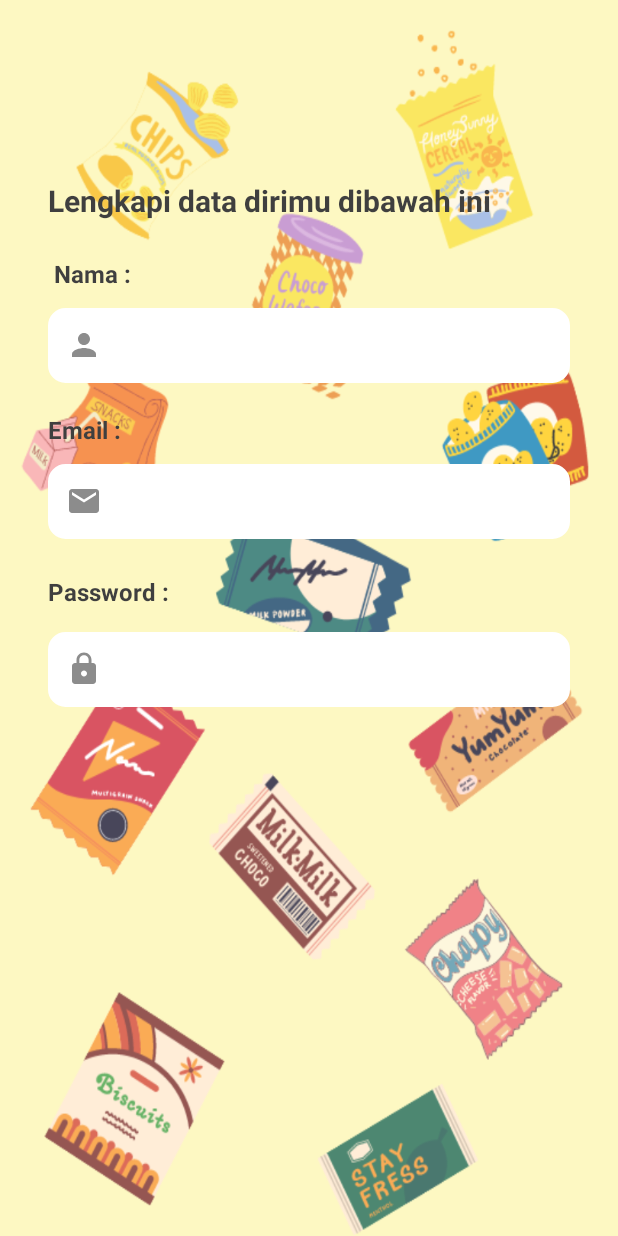
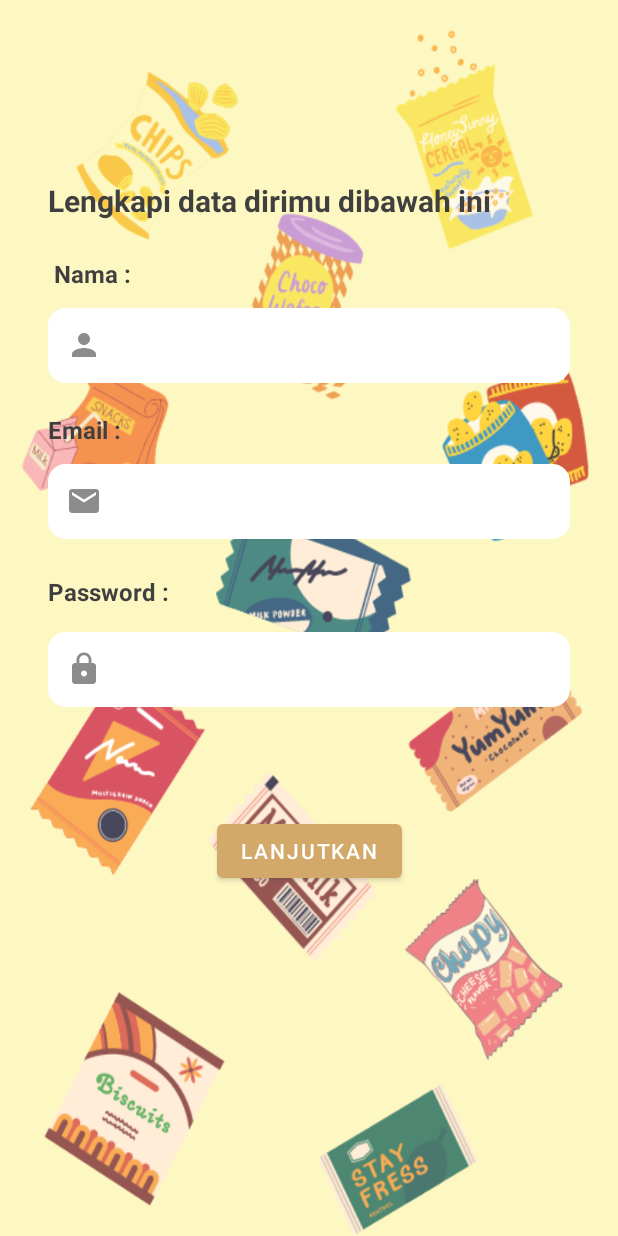
Before and after one commit to C22-PS044/Foodergy-Android-Apps, an Android app: the RegisterActivity screen opened directly, with no data from a screen before it, on a phone screen of 412 x 824 dp. Run offline under Robolectric (Android 15) with nearby library versions, the phone set to English and light mode, and no system bars.

Commit message:
dashboard activity first

```diff
--- a/app/src/main/java/com/bangkitacademy/foodergyapps/RegisterActivity.kt
+++ b/app/src/main/java/com/bangkitacademy/foodergyapps/RegisterActivity.kt
@@ -1,10 +1,14 @@
 package com.bangkitacademy.foodergyapps
 
+import android.content.Intent
 import android.os.Build
 import androidx.appcompat.app.AppCompatActivity
 import android.os.Bundle
+import android.view.View
 import android.view.WindowInsets
 import android.view.WindowManager
+import android.widget.Button
+import com.bangkitacademy.foodergyapps.dasboard.DashboardActivity
 
 class RegisterActivity : AppCompatActivity() {
     override fun onCreate(savedInstanceState: Bundle?) {
@@ -12,6 +16,7 @@ class RegisterActivity : AppCompatActivity() {
         setContentView(R.layout.activity_register)
         setupView()
     }
+
     private fun setupView() {
         @Suppress("DEPRECATION")
         if (Build.VERSION.SDK_INT >= Build.VERSION_CODES.R) {
@@ -23,5 +28,11 @@ class RegisterActivity : AppCompatActivity() {
             )
         }
         supportActionBar?.hide()
+        val lanjutkan = findViewById<View>(R.id.lanjutkan) as Button
+        //handle onClick
+        lanjutkan.setOnClickListener {
+            //intent to start NewActivity
+            startActivity(Intent(this@RegisterActivity, DashboardActivity::class.java))
+        }
     }
 }
--- a/app/src/main/res/layout/activity_register.xml
+++ b/app/src/main/res/layout/activity_register.xml
@@ -102,21 +102,34 @@
         android:textColor="@color/black"
         app:layout_constraintStart_toStartOf="parent"
         app:layout_constraintTop_toBottomOf="@+id/emailEditText" />
+
     <EditText
+        android:id="@+id/editText"
         android:layout_width="0dp"
         android:layout_height="50dp"
         android:layout_marginStart="32dp"
         android:layout_marginTop="16dp"
         android:layout_marginEnd="32dp"
-        app:layout_constraintEnd_toEndOf="parent"
+        android:background="@drawable/custom_input"
+        android:backgroundTint="@color/white"
+        android:drawableStart="@drawable/ic_baseline_lock_24"
         android:drawablePadding="12dp"
         android:paddingStart="12dp"
         android:paddingEnd="12dp"
-        android:backgroundTint="@color/white"
-        android:background="@drawable/custom_input"
+        app:layout_constraintEnd_toEndOf="parent"
         app:layout_constraintHorizontal_bias="0.0"
         app:layout_constraintStart_toStartOf="parent"
-        app:layout_constraintTop_toBottomOf="@+id/passwordTextView"
-        android:drawableStart="@drawable/ic_baseline_lock_24"
-        />
+        app:layout_constraintTop_toBottomOf="@+id/passwordTextView" />
+
+    <Button
+        android:id="@+id/lanjutkan"
+        android:layout_width="wrap_content"
+        android:layout_height="wrap_content"
+        android:layout_marginTop="72dp"
+        android:text="@string/lanjutkan"
+        android:textColor="@color/white"
+        app:layout_constraintEnd_toEndOf="@+id/editText"
+        app:layout_constraintStart_toStartOf="@+id/editText"
+        app:layout_constraintTop_toBottomOf="@+id/editText"
+        tools:ignore="TextContrastCheck" />
 </androidx.constraintlayout.widget.ConstraintLayout>
--- /dev/null
+++ b/app/src/main/res/values-land/dimens.xml
@@ -0,0 +1,3 @@
+<resources>
+    <dimen name="fab_margin">48dp</dimen>
+</resources>
--- /dev/null
+++ b/app/src/main/res/values-land/strings.xml
@@ -0,0 +1,5 @@
+<?xml version="1.0" encoding="utf-8"?>
+<resources>
+    <string name="ScanOCR">scan</string>
+    <string name="lanjutkan">Lanjutkan</string>
+</resources>
--- /dev/null
+++ b/app/src/main/res/values-night/strings.xml
@@ -0,0 +1,5 @@
+<?xml version="1.0" encoding="utf-8"?>
+<resources>
+    <string name="ScanOCR">scan</string>
+    <string name="lanjutkan">Lanjutkan</string>
+</resources>
--- /dev/null
+++ b/app/src/main/res/values-w1240dp/dimens.xml
@@ -0,0 +1,3 @@
+<resources>
+    <dimen name="fab_margin">200dp</dimen>
+</resources>
--- /dev/null
+++ b/app/src/main/res/values-w1240dp/strings.xml
@@ -0,0 +1,5 @@
+<?xml version="1.0" encoding="utf-8"?>
+<resources>
+    <string name="ScanOCR">scan</string>
+    <string name="lanjutkan">Lanjutkan</string>
+</resources>
--- /dev/null
+++ b/app/src/main/res/values-w600dp/dimens.xml
@@ -0,0 +1,3 @@
+<resources>
+    <dimen name="fab_margin">48dp</dimen>
+</resources>
--- /dev/null
+++ b/app/src/main/res/values-w600dp/strings.xml
@@ -0,0 +1,5 @@
+<?xml version="1.0" encoding="utf-8"?>
+<resources>
+    <string name="ScanOCR">scan</string>
+    <string name="lanjutkan">Lanjutkan</string>
+</resources>
--- /dev/null
+++ b/app/src/main/res/values/dimens.xml
@@ -0,0 +1,3 @@
+<resources>
+    <dimen name="fab_margin">16dp</dimen>
+</resources>
--- a/app/src/main/res/values/themes.xml
+++ b/app/src/main/res/values/themes.xml
@@ -10,8 +10,17 @@
         <item name="colorSecondaryVariant">@color/teal_700</item>
         <item name="colorOnSecondary">@color/black</item>
         <!-- Status bar color. -->
-        <item name="android:statusBarColor" tools:targetApi="l">?attr/colorPrimaryVariant</item>
-        <item name="android:navigationBarColor" tools:targetApi="l">?attr/colorPrimaryVariant</item>
+        <item name="android:statusBarColor" tools:targetApi="l" tools:ignore="ObsoleteSdkInt">?attr/colorPrimaryVariant</item>
+        <item name="android:navigationBarColor" tools:targetApi="l" tools:ignore="ObsoleteSdkInt">?attr/colorPrimaryVariant</item>
         <!-- Customize your theme here. -->
     </style>
+
+    <style name="Theme.FoodergyApps.NoActionBar">
+        <item name="windowActionBar">false</item>
+        <item name="windowNoTitle">true</item>
+    </style>
+
+    <style name="Theme.FoodergyApps.AppBarOverlay" parent="ThemeOverlay.AppCompat.Dark.ActionBar" />
+
+    <style name="Theme.FoodergyApps.PopupOverlay" parent="ThemeOverlay.AppCompat.Light" />
 </resources>
--- a/build.gradle
+++ b/build.gradle
@@ -1,7 +1,7 @@
 // Top-level build file where you can add configuration options common to all sub-projects/modules.
 plugins {
-    id 'com.android.application' version '7.2.0' apply false
-    id 'com.android.library' version '7.2.0' apply false
+    id 'com.android.application' version '7.2.1' apply false
+    id 'com.android.library' version '7.2.1' apply false
     id 'org.jetbrains.kotlin.android' version '1.6.21' apply false
 }
 
```
Also changed, not shown: app/build.gradle (+8 -3 lines), app/src/main/AndroidManifest.xml (+8 -3 lines), app/src/main/res/values/strings.xml (+11 -0 lines).
